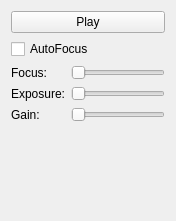
Qt form src/CameraSettings.ui (formicidae-tracker/tag-scanner) before a commit.
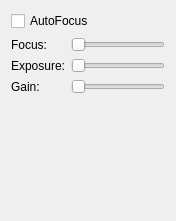
The same form after that commit.

Commit message: Uses Qt API for camera

```diff
--- a/src/CameraSettings.ui
+++ b/src/CameraSettings.ui
@@ -20,14 +20,21 @@
    <string>Form</string>
   </property>
   <layout class="QFormLayout" name="formLayout">
-   <item row="2" column="0">
+   <item row="0" column="0" colspan="2">
+    <widget class="QCheckBox" name="checkBox">
+     <property name="text">
+      <string>AutoFocus</string>
+     </property>
+    </widget>
+   </item>
+   <item row="1" column="0">
     <widget class="QLabel" name="label">
      <property name="text">
       <string>Focus:</string>
      </property>
     </widget>
    </item>
-   <item row="2" column="1">
+   <item row="1" column="1">
     <widget class="QSlider" name="focus">
      <property name="minimum">
       <number>0</number>
@@ -40,21 +47,21 @@
      </property>
     </widget>
    </item>
-   <item row="1" column="0" colspan="2">
-    <widget class="QCheckBox" name="checkBox">
-     <property name="text">
-      <string>AutoFocus</string>
-     </property>
-    </widget>
-   </item>
-   <item row="4" column="0">
+   <item row="3" column="0">
     <widget class="QLabel" name="label_2">
      <property name="text">
       <string>Exposure:</string>
      </property>
     </widget>
    </item>
-   <item row="5" column="0">
+   <item row="3" column="1">
+    <widget class="QSlider" name="exposure">
+     <property name="orientation">
+      <enum>Qt::Horizontal</enum>
+     </property>
+    </widget>
+   </item>
+   <item row="4" column="0">
     <widget class="QLabel" name="label_3">
      <property name="text">
       <string>Gain:</string>
@@ -62,26 +69,12 @@
     </widget>
    </item>
    <item row="4" column="1">
-    <widget class="QSlider" name="exposure">
-     <property name="orientation">
-      <enum>Qt::Horizontal</enum>
-     </property>
-    </widget>
-   </item>
-   <item row="5" column="1">
     <widget class="QSlider" name="gain">
      <property name="orientation">
       <enum>Qt::Horizontal</enum>
      </property>
     </widget>
    </item>
-   <item row="0" column="0" colspan="2">
-    <widget class="QPushButton" name="playButton">
-     <property name="text">
-      <string>Play</string>
-     </property>
-    </widget>
-   </item>
   </layout>
  </widget>
  <resources/>
```
The commit also changes 8 other files.
